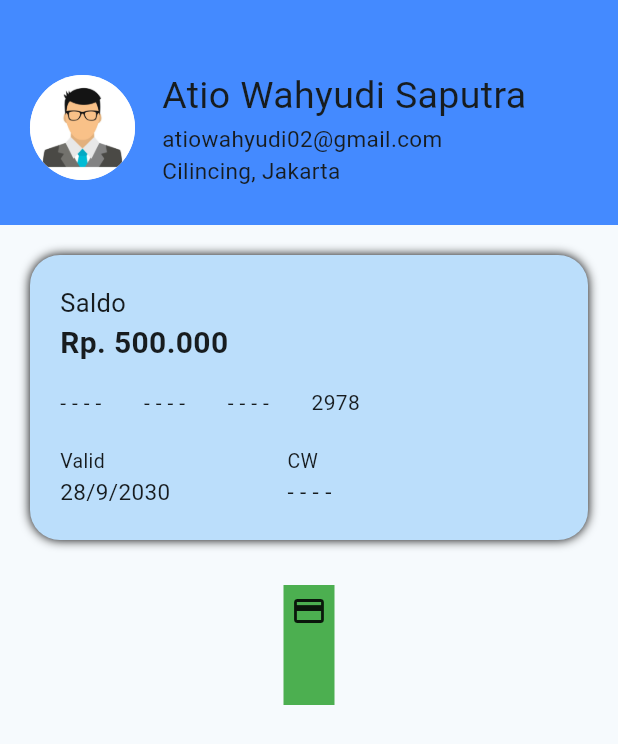
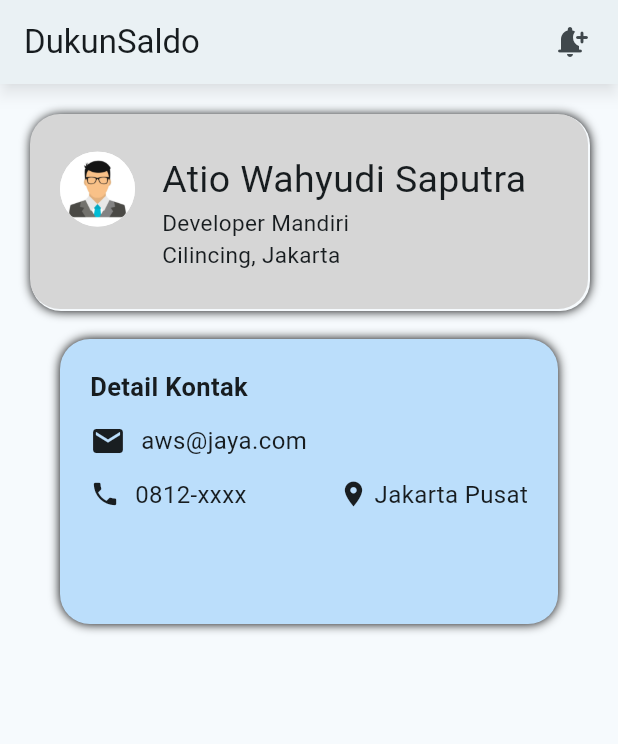
Before and after one commit to Atiowhy/flutter_bacth6, a Flutter app: the screen it shows after launch, on a phone screen of 412 x 824 dp. Shown: the top 744 px of the screen. Run offline on Flutter 3.47's test engine with Material 3 defaults, Android fonts, the phone set to English and light mode, and no system bars.

Commit message:
tugas 2 flutter b6

```diff
--- a/lib/day_5/scaffold.dart
+++ b/lib/day_5/scaffold.dart
@@ -6,17 +6,42 @@ class ScaffoldDay5 extends StatelessWidget {
   @override
   Widget build(BuildContext context) {
     return Scaffold(
-      body: Column(
+      appBar: AppBar(
+        // actions: [Text("Keluar")],
+        title: Text("DukunSaldo"),
+        backgroundColor: Colors.white,
+        shadowColor: Colors.black38,
+        elevation: 4,
+        actions: [
+          Padding(
+            padding: const EdgeInsets.only(right: 20),
+            child: Icon(Icons.notification_add_rounded),
+          ),
+        ],
+      ),
+      body: Container(
+        padding: EdgeInsets.all(20),
+        child: Column(
           children: [
             Container(
-            height: 150,
-            decoration: BoxDecoration(color: Colors.blueAccent),
+              height: 130,
+              decoration: BoxDecoration(
+                color: Colors.grey[350],
+                borderRadius: BorderRadius.circular(20),
+                boxShadow: [
+                  BoxShadow(
+                    offset: Offset(1, 1),
+                    blurStyle: BlurStyle.outer,
+                    blurRadius: 5,
+                  ),
+                ],
+              ),
               child: Row(
                 children: [
                   Container(
-                  height: 70,
-                  width: 70,
-                  margin: EdgeInsets.fromLTRB(20, 50, 10, 30),
+                    height: 50,
+                    width: 50,
+                    margin: EdgeInsets.fromLTRB(20, 0, 10, 30),
                     decoration: BoxDecoration(
                       image: DecorationImage(
                         // Masukkan link gambar dari internet di dalam tanda kutip
@@ -30,7 +55,7 @@ class ScaffoldDay5 extends StatelessWidget {
                   ),
                   const SizedBox(width: 8),
                   Padding(
-                  padding: const EdgeInsets.only(top: 20),
+                    padding: const EdgeInsets.only(top: 0),
                     child: Column(
                       mainAxisAlignment: MainAxisAlignment.center,
                       crossAxisAlignment: CrossAxisAlignment.start,
@@ -40,7 +65,7 @@ class ScaffoldDay5 extends StatelessWidget {
                           style: TextStyle(fontSize: 25),
                         ),
                         Text(
-                        "atiowahyudi02@gmail.com",
+                          "Developer Mandiri",
                           style: TextStyle(fontSize: 15),
                         ),
                         Text(
@@ -74,74 +99,58 @@ class ScaffoldDay5 extends StatelessWidget {
                     Column(
                       crossAxisAlignment: CrossAxisAlignment.start,
                       children: [
-                      Text("Saldo", style: TextStyle(fontSize: 17)),
                         Text(
-                        "Rp. 500.000",
+                          "Detail Kontak",
                           style: TextStyle(
-                          fontSize: 20,
+                            fontSize: 17,
                             fontWeight: FontWeight.bold,
                           ),
                         ),
+                        SizedBox(
+                          height: 12,
+                        ), // Memberikan jarak antara judul dan isi
+                        // --- IMPLEMENTASI POIN 3: Detail Kontak ---
+                        // Gunakan Row berisi Icon dan Text, wajib menyisipkan SizedBox
+                        Row(
+                          children: [
+                            Icon(Icons.email),
+                            SizedBox(
+                              width: 10,
+                            ), // SizedBox sebagai jarak antara Icon dan Text
+                            Text(
+                              "aws@jaya.com", // Disesuaikan dengan contoh logika output
+                              style: TextStyle(fontSize: 16),
+                            ),
                           ],
                         ),
-                  Container(
-                    margin: EdgeInsets.only(top: 15),
-                    width: 200,
-                    child: Row(
-                      mainAxisAlignment: MainAxisAlignment.spaceBetween,
+
+                        SizedBox(height: 12), // Jarak vertikal antar baris
+                        // --- IMPLEMENTASI POIN 4: Informasi Pendukung ---
+                        // Gunakan Row, dan gunakan widget Spacer untuk rata kanan otomatis
+                        Row(
                           children: [
-                        Text("- - - -"),
-                        Text("- - - -"),
-                        Text("- - - -"),
-                        Text("2978"),
+                            Icon(Icons.phone, size: 20),
+                            SizedBox(width: 10),
+                            Text("0812-xxxx", style: TextStyle(fontSize: 16)),
+                            Spacer(), // Spacer akan mendorong elemen setelahnya ke ujung kanan
+                            Icon(Icons.location_on, size: 20),
+                            SizedBox(width: 4),
+                            Text(
+                              "Jakarta Pusat",
+                              style: TextStyle(fontSize: 16),
+                            ),
                           ],
                         ),
-                  ),
-                  Container(
-                    margin: EdgeInsets.only(top: 20),
-                    child: Row(
-                      mainAxisAlignment: MainAxisAlignment.start,
-                      children: [
-                        Column(
-                          crossAxisAlignment: CrossAxisAlignment.start,
-                          children: [
-                            Text("Valid", style: TextStyle(fontSize: 13)),
-                            Text("28/9/2030", style: TextStyle(fontSize: 15)),
-                          ],
-                        ),
-                        SizedBox(width: 78),
-                        Column(
-                          crossAxisAlignment: CrossAxisAlignment.start,
-                          children: [
-                            Text("CW", style: TextStyle(fontSize: 13)),
-                            Text("- - - -", style: TextStyle(fontSize: 15)),
                       ],
                     ),
                   ],
                 ),
               ),
+            ),
+
+            // section 2
           ],
         ),
-            ),
-          ),
-          // section 2
-          Container(
-            width: double.infinity,
-            height: 100,
-            padding: EdgeInsets.all(10),
-            child: Row(
-              mainAxisAlignment: MainAxisAlignment.center,
-              crossAxisAlignment: CrossAxisAlignment.center,
-              children: [
-                Container(
-                  padding: EdgeInsets.all(5),
-                  decoration: BoxDecoration(color: Colors.green),
-                  child: Column(children: [Icon(Icons.payment)]),
-                ),
-              ],
-            ),
-          ),
-        ],
       ),
     );
   }
```
Lines whose indentation alone changed are shown as unchanged.
